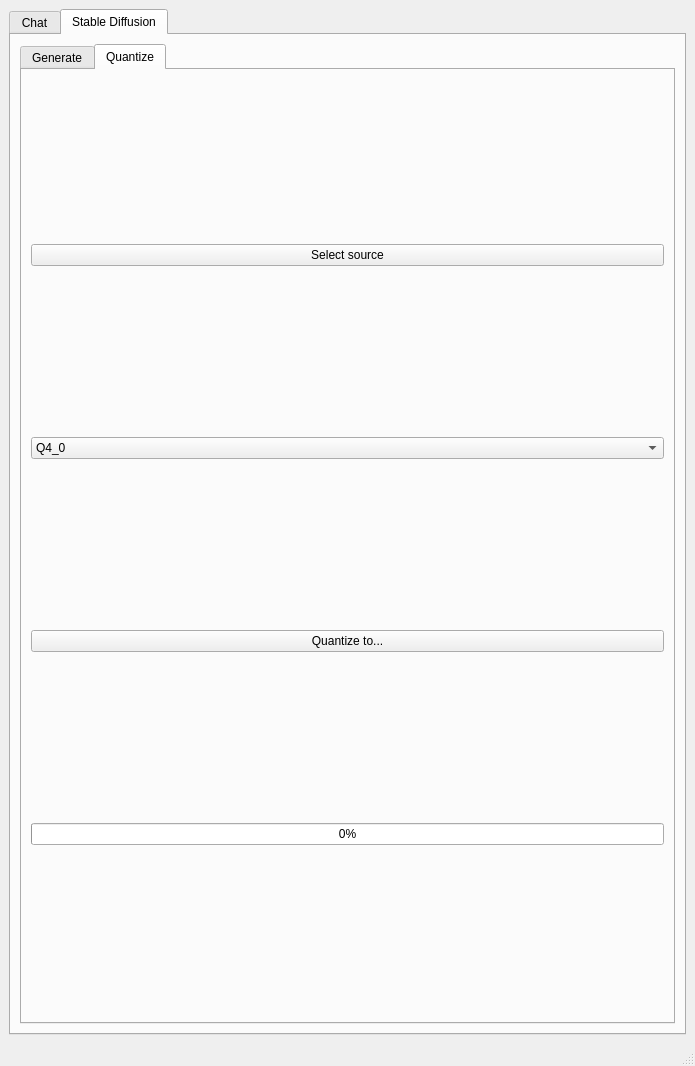
Old version of the form AIOneQTWidgets/mainwindow.ui in the repository Iemand005/Singularity.
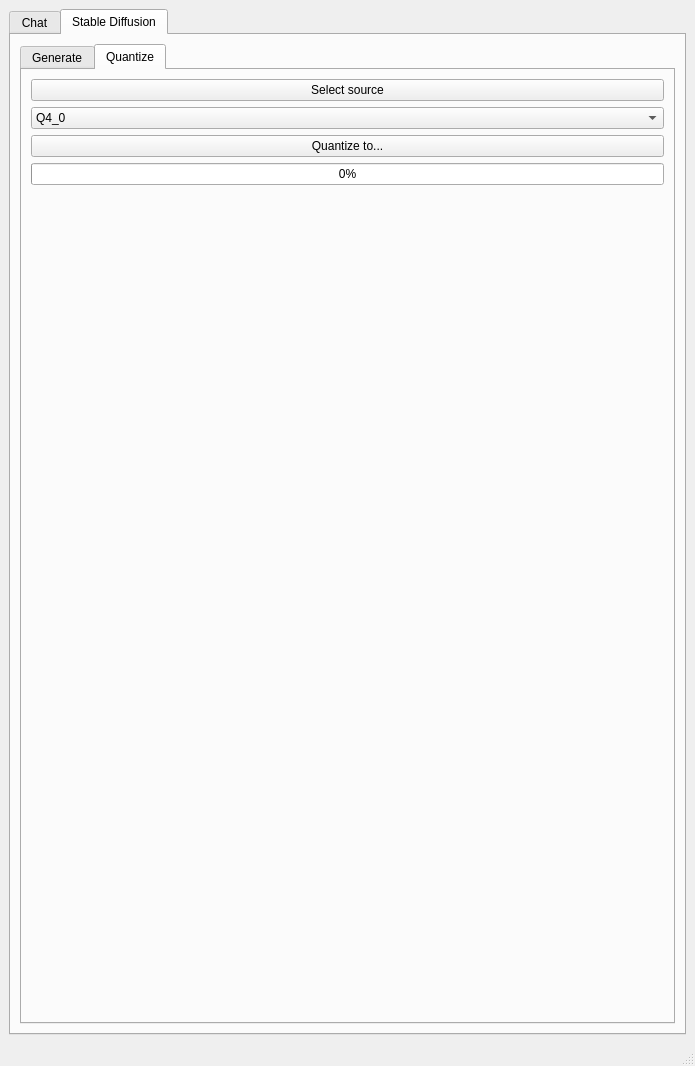
New version of the form. Custom widgets are drawn as their Qt base class.

```diff
--- a/AIOneQTWidgets/mainwindow.ui
+++ b/AIOneQTWidgets/mainwindow.ui
@@ -816,7 +816,7 @@
                </widget>
               </item>
               <item>
-               <layout class="QVBoxLayout" name="verticalLayout_12"/>
+               <widget class="QWidget" name="widget_2" native="true"/>
               </item>
              </layout>
             </widget>
```
